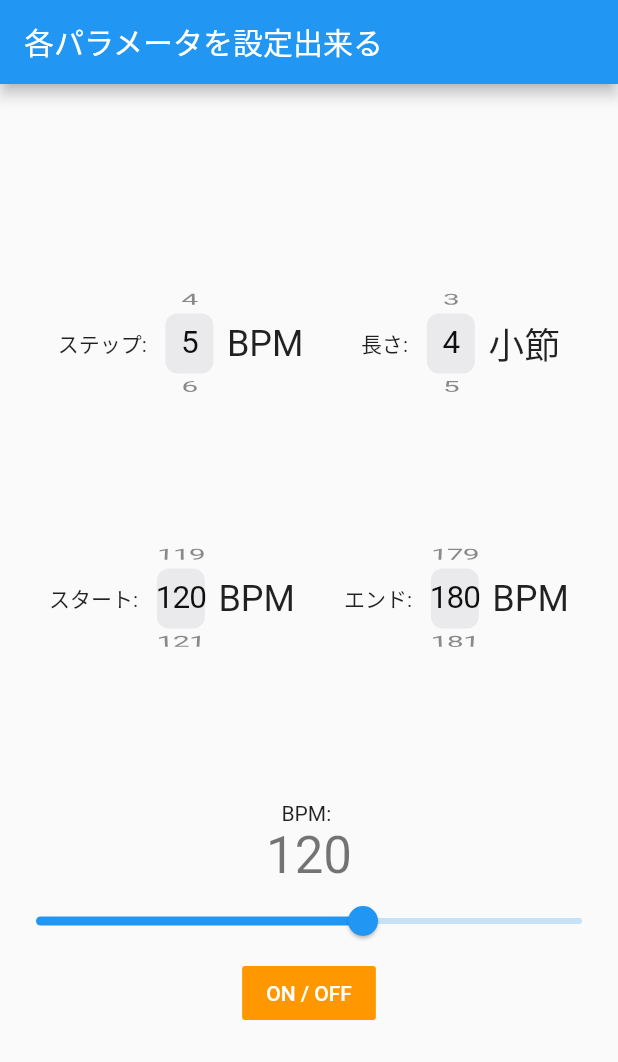
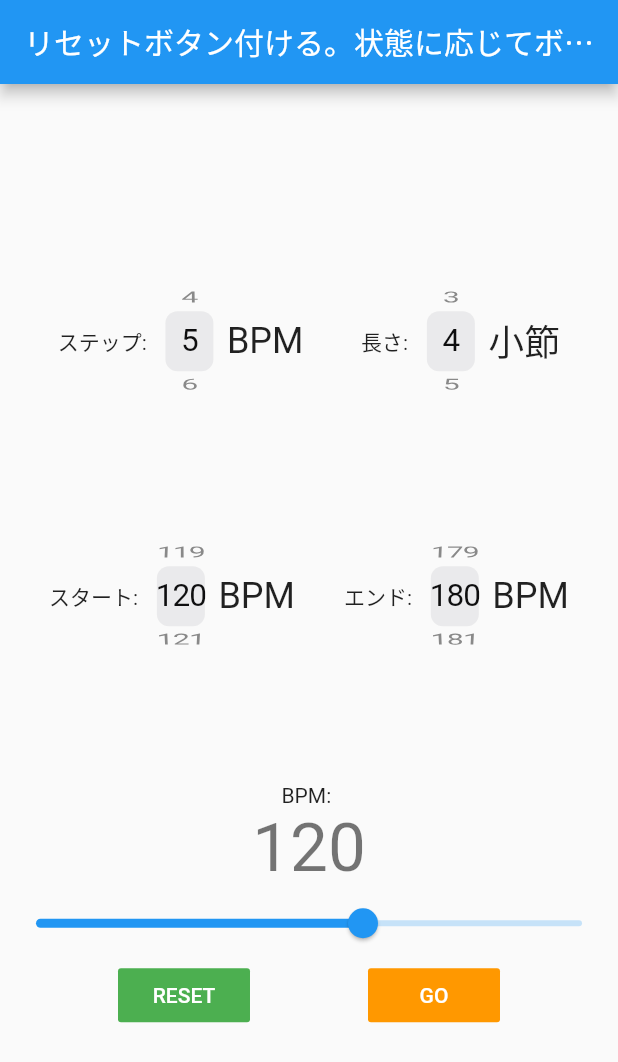
Before and after one commit to HiroyukiTonami/Incrementnome, a Flutter app: the screen it shows after launch, on a phone screen of 412 x 824 dp. Shown: the top 1062 px of the screen. Run offline on Flutter 3.47's test engine with Material 2 defaults, Android fonts, the phone set to English and light mode, and no system bars; missing offline and left inert: soundpool.

Commit message:
👍リセットボタン追加, ボタン挙動調整.

```diff
--- a/lib/main.dart
+++ b/lib/main.dart
@@ -18,7 +18,7 @@ class Incrementnome extends StatelessWidget {
         primarySwatch: Colors.blue,
         visualDensity: VisualDensity.adaptivePlatformDensity,
       ),
-      home: Home(title: '各パラメータを設定出来る'),
+      home: Home(title: 'リセットボタン付ける。状態に応じてボタン変化させる。'),
     );
   }
 }
@@ -161,6 +161,7 @@ class _HomeState extends State<Home> {
                     onSelectedItemChanged: (int value) {
                       setState(() {
                         _startTempo = value+1;
+                        _tempo = _startTempo;
                       });
                     },
                   ),
@@ -194,14 +195,13 @@ class _HomeState extends State<Home> {
                 Spacer(),
               ],
             ),
-            Container(height: 100,),
-
+            Container(height: 90),
             Text(
               'BPM: ',
             ),
             Text(
               '$_tempo',
-              style: Theme.of(context).textTheme.headline4,
+              style: Theme.of(context).textTheme.headline3,
             ),
             Slider(
               value: _tempo.toDouble(),
@@ -215,12 +215,27 @@ class _HomeState extends State<Home> {
                 });
               },
             ),
-            FlatButton(
-              child: const Text('ON / OFF'),
-              color: Colors.orange,
-              textColor: Colors.white,
-              onPressed: _toggleMetronome,
-            ),
+            Row(
+              children: [
+                Spacer(),
+                FlatButton(
+                  child: Text('RESET'),
+                  color: Colors.green,
+                  textColor: Colors.white,
+                  onPressed: () {
+                    setState(() => {_tempo = _startTempo});
+                  },
+                ),
+                Spacer(),
+                FlatButton(
+                  child: Text(_run ? 'STOP' : 'GO'),
+                  color: _run ? Colors.blue : Colors.orange,
+                  textColor: Colors.white,
+                  onPressed: _toggleMetronome,
+                ),
+                Spacer(),
+              ],
+            )
           ],
         ),
       ),
```
